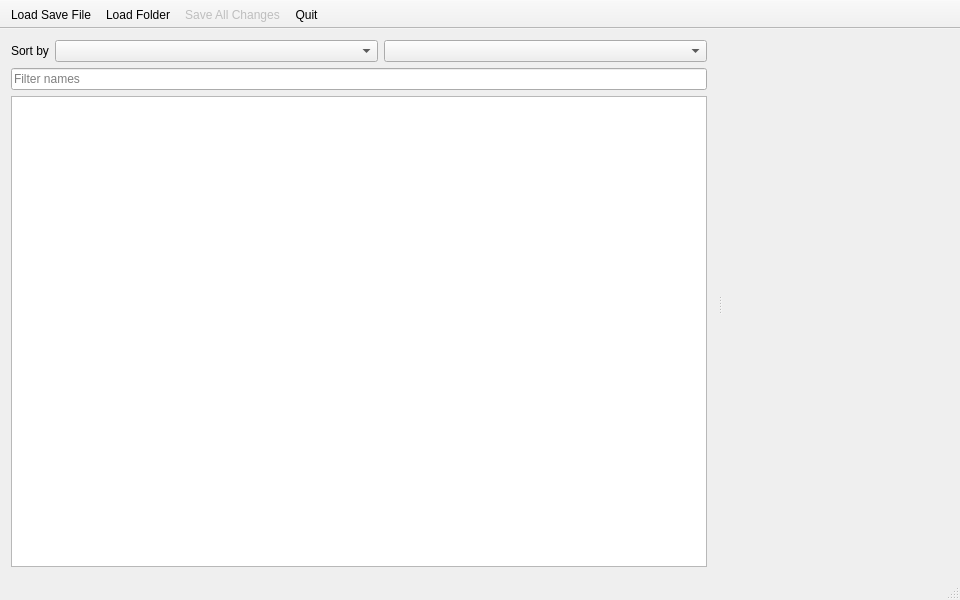
geneishouko/AA2QtEdit, file src/ui/mainwindow.ui: the form before one commit.
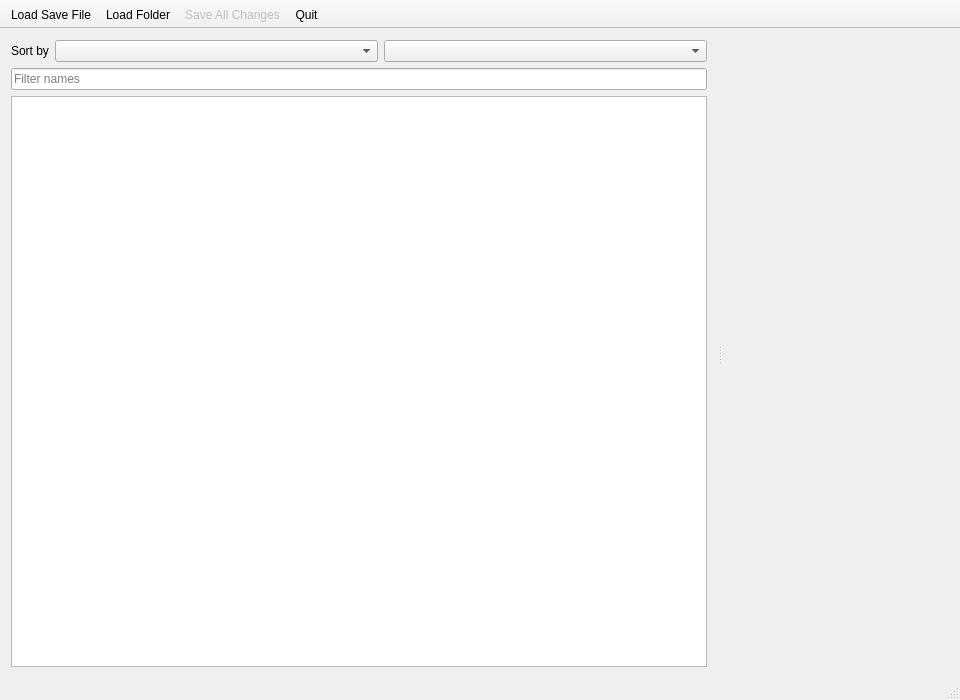
The form after the commit. Icons and pictures are not drawn. Custom widgets are drawn as their Qt base class.

```diff
--- a/src/ui/mainwindow.ui
+++ b/src/ui/mainwindow.ui
@@ -7,7 +7,7 @@
     <x>0</x>
     <y>0</y>
     <width>960</width>
-    <height>600</height>
+    <height>700</height>
    </rect>
   </property>
   <property name="windowTitle">
```
